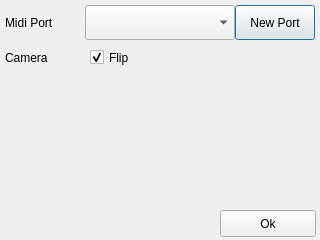
The window that code/Hadrien/QCvWindow/src/UI/configwindow.ui (Amxx/MDMA) describes before a commit, drawn with Qt 5.
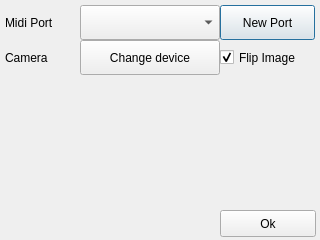
The same window after the commit. Icons and pictures are not drawn.

```diff
--- a/code/Hadrien/QCvWindow/src/UI/configwindow.ui
+++ b/code/Hadrien/QCvWindow/src/UI/configwindow.ui
@@ -33,9 +33,9 @@
   <widget class="QComboBox" name="comboBox_midi">
    <property name="geometry">
     <rect>
-     <x>85</x>
+     <x>80</x>
      <y>5</y>
-     <width>150</width>
+     <width>140</width>
      <height>35</height>
     </rect>
    </property>
@@ -46,9 +46,9 @@
    </property>
    <property name="geometry">
     <rect>
-     <x>235</x>
+     <x>220</x>
      <y>5</y>
-     <width>80</width>
+     <width>95</width>
      <height>35</height>
     </rect>
    </property>
@@ -85,14 +85,14 @@
   <widget class="QCheckBox" name="checkBox_flip">
    <property name="geometry">
     <rect>
-     <x>90</x>
+     <x>220</x>
      <y>40</y>
-     <width>51</width>
+     <width>95</width>
      <height>35</height>
     </rect>
    </property>
    <property name="text">
-    <string>Flip</string>
+    <string>Flip Image</string>
    </property>
    <property name="checked">
     <bool>true</bool>
@@ -101,6 +101,19 @@
     <bool>false</bool>
    </property>
   </widget>
+  <widget class="QPushButton" name="pushButton_device">
+   <property name="geometry">
+    <rect>
+     <x>80</x>
+     <y>40</y>
+     <width>140</width>
+     <height>35</height>
+    </rect>
+   </property>
+   <property name="text">
+    <string>Change device</string>
+   </property>
+  </widget>
  </widget>
  <resources>
   <include location="../ressources.qrc"/>
```
